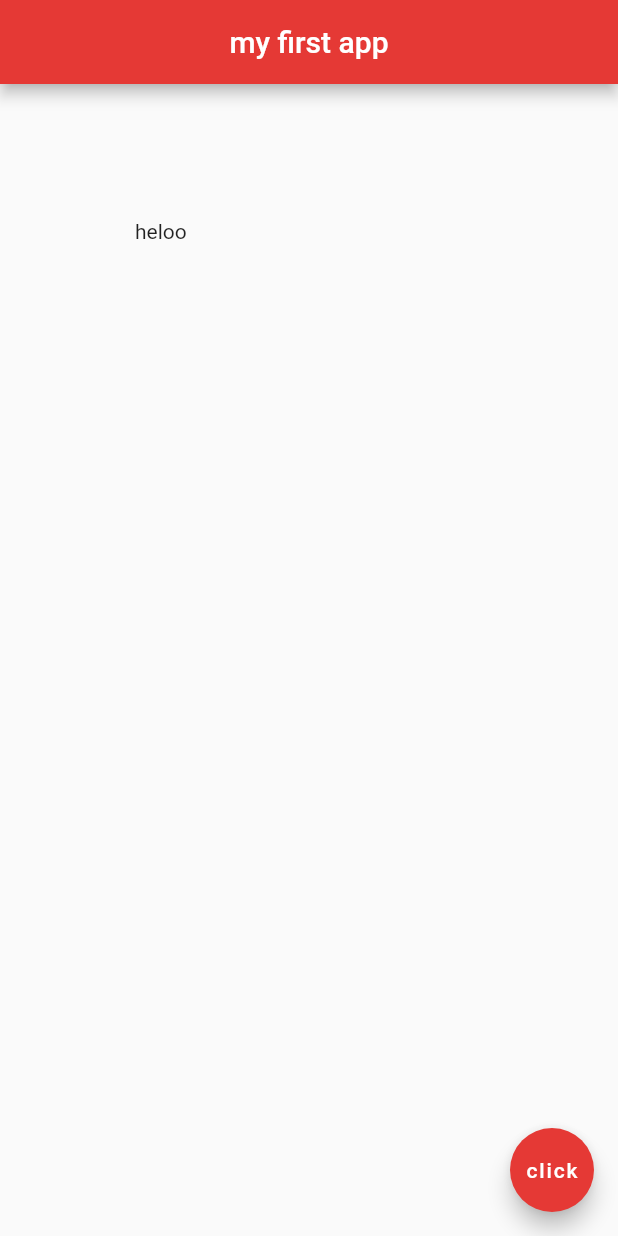
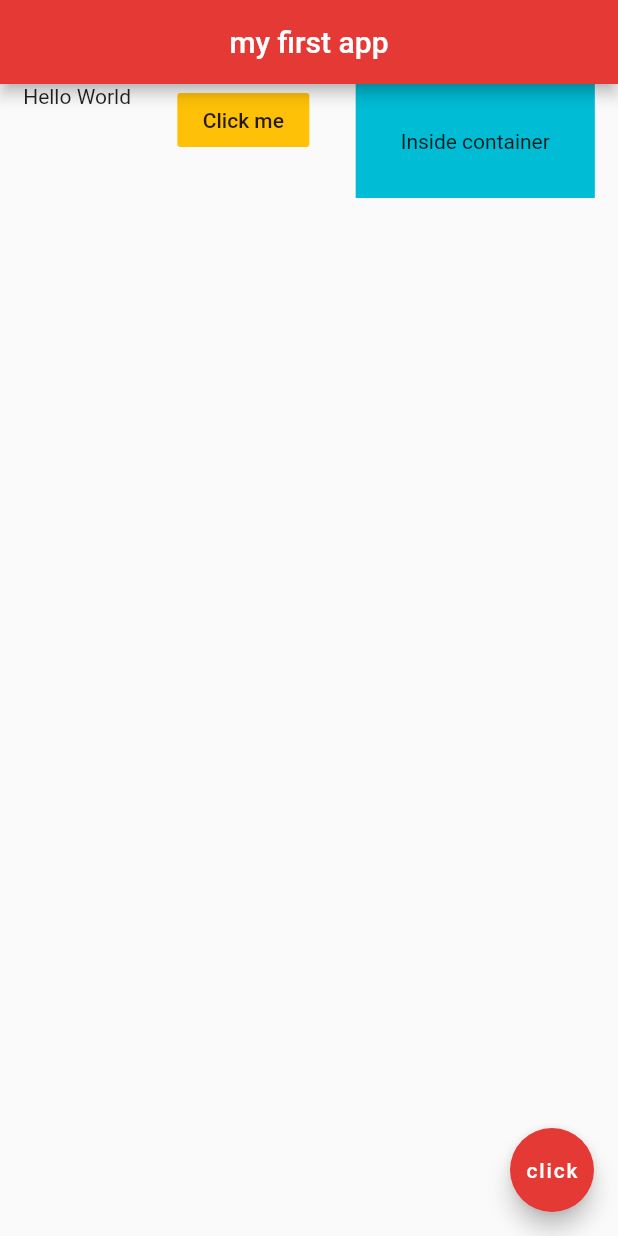
Before and after one commit to james947/my-app, a Flutter app: the screen it shows after launch, on a phone screen of 412 x 824 dp. Run offline on Flutter 3.47's test engine with Material 2 defaults, Android fonts, the phone set to English and light mode, and no system bars.

Commit message:
finishes rows

```diff
--- a/lib/main.dart
+++ b/lib/main.dart
@@ -1,4 +1,5 @@
 import 'package:flutter/material.dart';
+import 'package:flutter/rendering.dart';
 
 void main() => runApp(MaterialApp(
   home: Home(),
@@ -22,9 +23,23 @@ class Home extends StatelessWidget {
 //        color: Colors.grey[400],
 //        child: Text('Hello'),
 //      ),
-      body: Padding(
-        padding: EdgeInsets.all(90.0),
-        child: Text('heloo'),
+      body: Row(
+        mainAxisAlignment: MainAxisAlignment.spaceAround, // same as flex box
+        crossAxisAlignment: CrossAxisAlignment.start,
+        children: <Widget>[
+          Text('Hello World'),
+          FlatButton(
+            onPressed: () {},
+            color: Colors.amber,
+            child: Text('Click me'),
+          ),
+          Container(
+            color: Colors.cyan,
+            padding: EdgeInsets.all(30.0),
+            child: Text('Inside container'),
+
+          )
+        ],
       ),
       floatingActionButton: FloatingActionButton(
         onPressed:() {} ,
```
